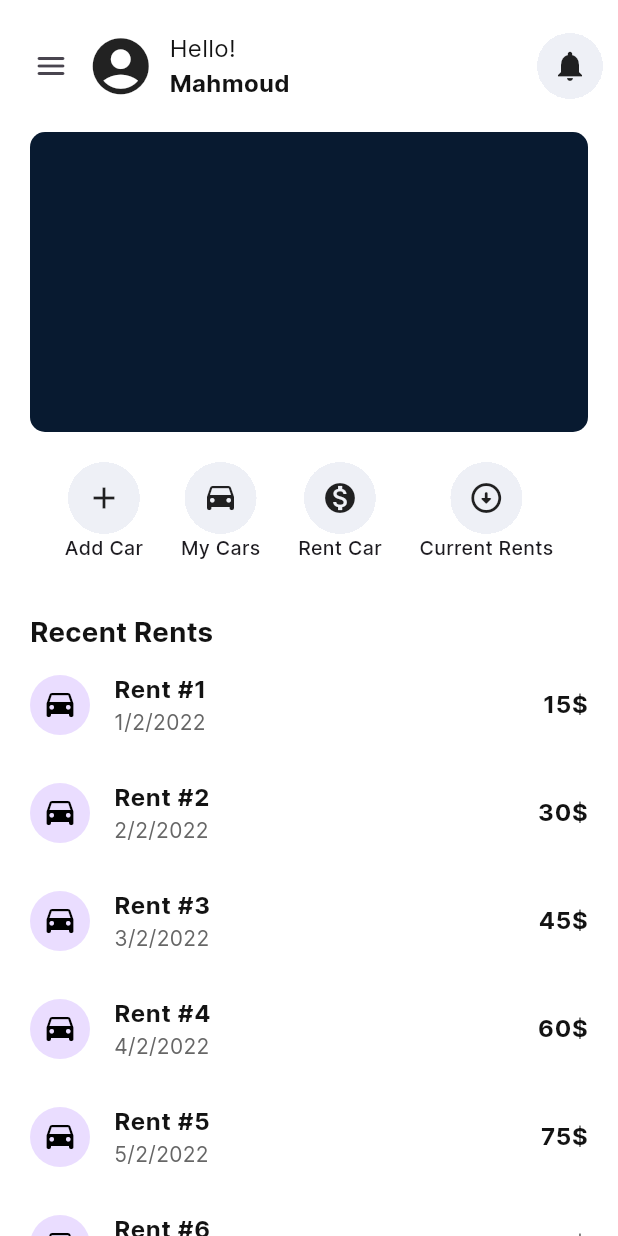
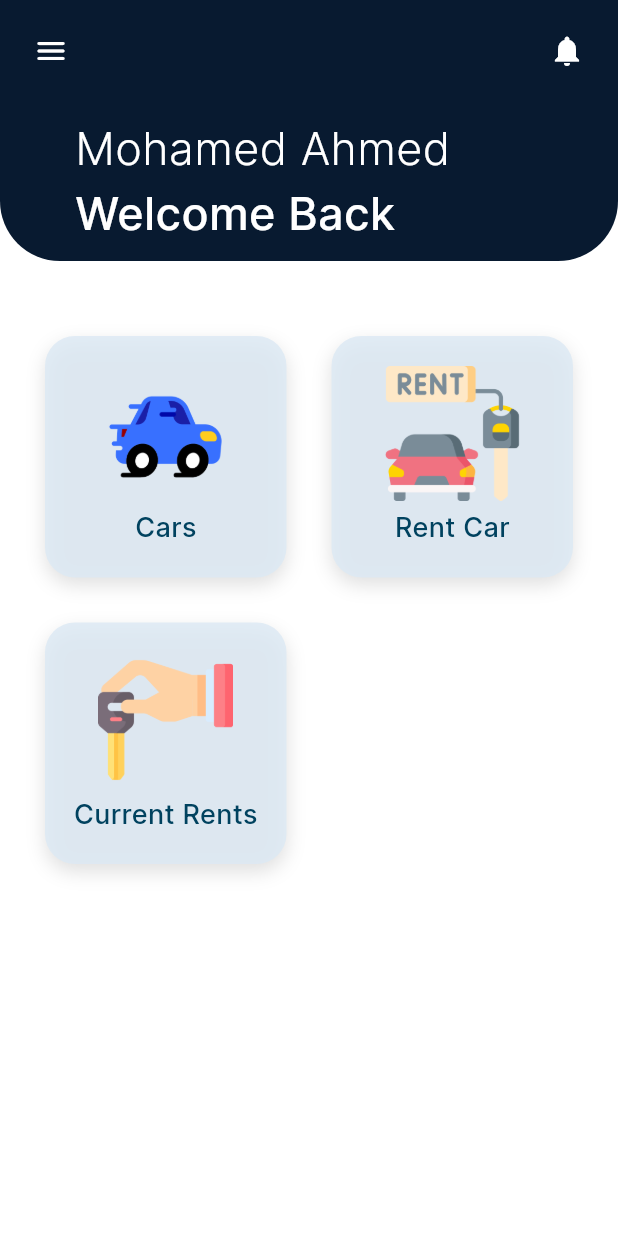
Before and after one commit to mahmoudzkhaledd/Car-Rent, a Flutter app: the HomePage screen opened directly, on a phone screen of 412 x 824 dp. Run offline on Flutter 3.47's test engine with Material 3 defaults, Android fonts, the phone set to English and light mode, and no system bars; our stand-ins replace bloc, cached_network_image, dio, dropdown_button2, firebase_core, firebase_messaging and 11 more; accounts and stored records are empty; project files that could hold a hidden picture were left out.

Commit message:
added home page new design

```diff
--- a/carrent/lib/Features/Core/Team/TeamsPage/Widgets/TeamView.dart
+++ b/carrent/lib/Features/Core/Team/TeamsPage/Widgets/TeamView.dart
@@ -69,9 +69,11 @@ class TeamView extends StatelessWidget {
           )
         else
           ...teams.map(
-            (e) => TeamWidget(team: e),
+            (e) => Padding(
+              padding: const EdgeInsets.only(bottom: 10),
+              child: TeamWidget(team: e),
+            ),
           ),
-        const Gap(50),
       ],
     );
   }
--- a/carrent/lib/Features/Core/Team/TeamsPage/Widgets/TeamWidget.dart
+++ b/carrent/lib/Features/Core/Team/TeamsPage/Widgets/TeamWidget.dart
@@ -12,14 +12,12 @@ class TeamWidget extends StatelessWidget {
   final Team team;
   @override
   Widget build(BuildContext context) {
-    return ListTile(
-      shape: RoundedRectangleBorder(
-        side: BorderSide(
-          color: AppColors.instance.borderText,
-          width: 1,
+    return Container(
+      decoration: BoxDecoration(
+        color: AppColors.instance.secondarySelect,
+        borderRadius: BorderRadius.circular(10),
       ),
-        borderRadius: BorderRadius.circular(15),
-      ),
+      child: ListTile(
         onTap: () {
           Get.to(
             () => TeamPage(
@@ -36,6 +34,7 @@ class TeamWidget extends StatelessWidget {
           style: FontStyles.p,
         ),
         trailing: const Icon(Icons.arrow_forward_ios),
+      ),
     );
   }
 }
--- a/carrent/lib/Features/Home/HomePage/View/HomePage.dart
+++ b/carrent/lib/Features/Home/HomePage/View/HomePage.dart
@@ -1,3 +1,4 @@
+import 'package:carrent/Features/Home/HomePage/View/HomePageBody2.dart';
 import 'package:flutter/material.dart';
 import 'package:flutter_bloc/flutter_bloc.dart';
 import '../Cubits/HomeCubit/home_cubit.dart';
@@ -12,7 +13,7 @@ class HomePage extends StatelessWidget {
       body: SafeArea(
         child: BlocProvider(
           create: (context) => HomeCubit(),
-          child: const HomePageBody(),
+          child: const HomePageBody2(),
         ),
       ),
     );
--- /dev/null
+++ b/carrent/lib/Features/Home/HomePage/View/HomePageBody2.dart
@@ -0,0 +1,28 @@
+import 'package:carrent/Features/Home/HomePage/View/Widgets/CustomAppBar2.dart';
+import 'package:carrent/Features/Home/HomePage/View/Widgets/OptionsList.dart';
+import 'package:carrent/Features/Home/HomePage/Widgets/CustomAppBar.dart';
+import 'package:carrent/Features/Home/HomePage/Widgets/OptionsRow.dart';
+import 'package:carrent/Features/Home/HomePage/Widgets/RecentRents.dart';
+import 'package:carrent/GeneralWidgets/AppText.dart';
+import 'package:carrent/GeneralWidgets/CustomContainer.dart';
+import 'package:carrent/Shared/AppColors.dart';
+import 'package:flutter/material.dart';
+import 'package:gap/gap.dart';
+
+class HomePageBody2 extends StatelessWidget {
+  const HomePageBody2({super.key});
+
+  @override
+  Widget build(BuildContext context) {
+    return RefreshIndicator(
+      onRefresh: () async {},
+      child: const Column(
+        children: [
+          CustomAppBar2(),
+          Gap(20),
+          OptionsList(),
+        ],
+      ),
+    );
+  }
+}
--- /dev/null
+++ b/carrent/lib/Features/Home/HomePage/View/Widgets/Category.dart
@@ -0,0 +1,64 @@
+import 'package:flutter/material.dart';
+
+class Category extends StatelessWidget {
+  Category({
+    super.key,
+    this.widget,
+    this.title,
+    required this.onTap,
+    this.color,
+    this.topLeft = 0,
+    this.topRight = 0,
+    this.bottomLeft = 0,
+    this.bottomRight = 0,
+    this.circular = 20,
+  });
+
+  final Widget? widget;
+  final Widget? title;
+  final VoidCallback onTap;
+  final Color? color;
+  final double topLeft;
+  final double topRight;
+  final double bottomLeft;
+  final double bottomRight;
+  final double circular;
+  final Color tmp = const Color.fromARGB(255, 242, 246, 248);
+
+  @override
+  Widget build(BuildContext context) {
+    return GestureDetector(
+      onTap: onTap,
+      child: Container(
+        padding: const EdgeInsets.symmetric(vertical: 20),
+        decoration: BoxDecoration(
+          color: Color.fromARGB(210, 220, 233, 244),
+          // color: tmp,
+          // color: color,
+          boxShadow: const [
+            BoxShadow(
+              color: Colors.black12,
+              blurRadius: 10,
+              offset: Offset(0, 5),
+            ),
+          ],
+          borderRadius: circular != 0
+              ? BorderRadius.circular(circular)
+              : BorderRadius.only(
+                  topLeft: Radius.circular(topLeft),
+                  topRight: Radius.circular(topRight),
+                  bottomLeft: Radius.circular(bottomLeft),
+                  bottomRight: Radius.circular(bottomRight),
+                ),
+        ),
+        child: Column(
+          mainAxisAlignment: MainAxisAlignment.spaceBetween,
+          children: [
+            if (widget != null) widget!,
+            if (title != null) title!,
+          ],
+        ),
+      ),
+    );
+  }
+}
--- /dev/null
+++ b/carrent/lib/Features/Home/HomePage/View/Widgets/CustomAppBar2.dart
@@ -0,0 +1,104 @@
+import 'package:carrent/Features/Core/Notifications/NotificationPage/View/NotificationPage.dart';
+import 'package:carrent/Features/Home/HomePage/Widgets/HomePageBottomSheet.dart';
+import 'package:carrent/GeneralWidgets/AppText.dart';
+import 'package:carrent/GeneralWidgets/CustomIconButton.dart';
+import 'package:carrent/Helper/Helper.dart';
+import 'package:carrent/Shared/AppColors.dart';
+import 'package:carrent/Shared/Fonts/FontModel.dart';
+import 'package:flutter/material.dart';
+import 'package:font_awesome_flutter/font_awesome_flutter.dart';
+import 'package:gap/gap.dart';
+import 'package:get/get.dart';
+
+class CustomAppBar2 extends StatelessWidget {
+  const CustomAppBar2({super.key});
+
+  @override
+  Widget build(BuildContext context) {
+    return Container(
+      padding: const EdgeInsets.symmetric(
+        horizontal: 10,
+        vertical: 10,
+      ),
+      width: double.infinity,
+      decoration: BoxDecoration(
+        // gradient: LinearGradient(
+        //   colors: [
+        //     Color.fromRGBO(43, 69, 100, 1),
+        //     Color.fromRGBO(8, 26, 48, 1),
+        //   ],
+        //   begin: Alignment.topLeft,
+        //   end: Alignment.bottomRight,
+        // ),
+        color: AppColors.instance.primary,
+        borderRadius: const BorderRadius.only(
+          bottomLeft: Radius.circular(40),
+          bottomRight: Radius.circular(40),
+        ),
+      ),
+      child: Column(
+        crossAxisAlignment: CrossAxisAlignment.start,
+        children: [
+          Row(
+            mainAxisAlignment: MainAxisAlignment.spaceBetween,
+            children: [
+              IconButton(
+                onPressed: () {
+                  Helper.showBottomSheetWidget(const HomePageBottomSheet());
+                },
+                icon: const Icon(
+                  Icons.menu_rounded,
+                  color: Colors.white,
+                ),
+              ),
+              IconButton(
+                onPressed: () {
+                  Get.to(() => const NotificationPage());
+                },
+                icon: const Icon(
+                  Icons.notifications,
+                  color: Colors.white,
+                ),
+              ),
+            ],
+          ),
+          Padding(
+            padding: const EdgeInsets.only(
+              left: 40,
+              right: 20,
+            ),
+            child: Column(
+              crossAxisAlignment: CrossAxisAlignment.start,
+              children: [
+                const Gap(20),
+                Row(
+                  children: [
+                    Expanded(
+                      child: AppText(
+                        "Mohamed Ahmed",
+                        style: TextStyle(
+                          color: Colors.white,
+                          fontSize: 30,
+                          fontFamily: FontFamily.light,
+                        ),
+                      ),
+                    ),
+                    const SizedBox(width: 10),
+                  ],
+                ),
+                AppText(
+                  'Welcome Back',
+                  style: TextStyle(
+                    color: Colors.white,
+                    fontSize: 30,
+                    fontFamily: FontFamily.medium,
+                  ),
+                ),
+              ],
+            ),
+          ),
+        ],
+      ),
+    );
+  }
+}
--- /dev/null
+++ b/carrent/lib/Features/Home/HomePage/View/Widgets/OptionsList.dart
@@ -0,0 +1,88 @@
+import 'package:carrent/Features/Core/Car/AddNewCar/View/AddNewCar.dart';
+import 'package:carrent/Features/Core/Car/MyCars/View/MyCars.dart';
+import 'package:carrent/Features/Core/Rents/My%20Rents/view/MyRents.dart';
+import 'package:carrent/Features/Core/Rents/RentCar/view/RentCar.dart';
+import 'package:carrent/Features/Home/HomePage/View/Widgets/Category.dart';
+import 'package:carrent/GeneralWidgets/AppText.dart';
+import 'package:carrent/Shared/Fonts/FontModel.dart';
+import 'package:flutter/material.dart';
+import 'package:get/get.dart';
+
+class OptionsList extends StatelessWidget {
+  const OptionsList({super.key});
+
+  @override
+  Widget build(BuildContext context) {
+    return Expanded(
+      child: CustomScrollView(
+        primary: false,
+        slivers: <Widget>[
+          SliverPadding(
+            padding: const EdgeInsets.all(30),
+            sliver: SliverGrid.count(
+              crossAxisSpacing: 30,
+              mainAxisSpacing: 30,
+              crossAxisCount: 2,
+              children: <Widget>[
+                Category(
+                  onTap: () {
+                    Get.to(() => const MyCarsPage());
+                  },
+                  title: AppText(
+                    'Cars',
+                    style: TextStyle(
+                      color: const Color.fromRGBO(0, 66, 95, 1),
+                      fontSize: 18,
+                      fontFamily: FontFamily.medium,
+                    ),
+                  ),
+                  widget: Image.asset(
+                    'assets/images/car1.png',
+                    width: 90,
+                  ),
+                  circular: 20,
+                ),
+                Category(
+                  onTap: () {
+                    Get.to(() => const RentCarPage());
+                  },
+                  title: AppText(
+                    'Rent Car',
+                    style: TextStyle(
+                      color: const Color.fromRGBO(0, 66, 95, 1),
+                      fontSize: 18,
+                      fontFamily: FontFamily.medium,
+                    ),
+                  ),
+                  widget: Image.asset(
+                    'assets/images/rent1.png',
+                    width: 90,
+                  ),
+                  circular: 20,
+                ),
+                Category(
+                  onTap: () {
+                    Get.to(() => const MyRentsPage());
+                  },
+                  title: AppText(
+                    'Current Rents',
+                    style: TextStyle(
+                      color: const Color.fromRGBO(0, 66, 95, 1),
+                      fontSize: 18,
+                      fontFamily: FontFamily.medium,
+                    ),
+                  ),
+                  widget: Image.asset(
+                    'assets/images/rent3.png',
+                    width: 90,
+                  ),
+                  circular: 20,
+                ),
+              ],
+            ),
+          )
+        ],
+      ),
+    );
+  }
+}
--- a/carrent/lib/GeneralWidgets/CarWidget.dart
+++ b/carrent/lib/GeneralWidgets/CarWidget.dart
@@ -4,6 +4,7 @@ import 'package:carrent/GeneralWidgets/CustomContainer.dart';
 import 'package:carrent/GeneralWidgets/SubUserDescription.dart';
 import 'package:carrent/Helper/Helper.dart';
 import 'package:carrent/Models/Car.dart';
+import 'package:carrent/Shared/AppColors.dart';
 import 'package:carrent/Shared/AppUser.dart';
 import 'package:carrent/Shared/SharedTextStyles.dart';
 import 'package:fluentui_system_icons/fluentui_system_icons.dart';
@@ -29,6 +30,8 @@ class CarWidget extends StatelessWidget {
   @override
   Widget build(BuildContext context) {
     return CustomContainer(
+      borderColor: AppColors.instance.borderText,
+      bordered: true,
       marginBottom: 15,
       verticalPadding: 15,
       horizontalPadding: 20,
--- a/carrent/lib/GeneralWidgets/CustomContainer.dart
+++ b/carrent/lib/GeneralWidgets/CustomContainer.dart
@@ -54,7 +54,7 @@ class CustomContainer extends StatelessWidget {
           borderRadius: BorderRadius.circular(borderRadius ?? 0),
           color: backColor,
           border: Border.all(
-            width: borderWidth ?? 0,
+            width: borderWidth ?? 1,
             color: bordered
                 ? borderColor ?? AppColors.instance.borderText
                 : Colors.transparent,
--- a/carrent/lib/Shared/SharedTextStyles.dart
+++ b/carrent/lib/Shared/SharedTextStyles.dart
@@ -25,7 +25,7 @@ class FontStyles {
     color: AppColors.instance.text,
   );
   static TextStyle title = TextStyle(
-    fontSize: 18.4,
+    fontSize: 20,
     fontFamily: FontFamily.bold,
     color: AppColors.instance.text,
   );
@@ -35,7 +35,7 @@ class FontStyles {
     color: AppColors.instance.text,
   );
   static TextStyle listTitle = TextStyle(
-    fontSize: 16,
+    fontSize: 18,
     fontFamily: FontFamily.bold,
     color: AppColors.instance.text,
   );
--- a/carrent/lib/main.dart
+++ b/carrent/lib/main.dart
@@ -1,5 +1,6 @@
 import 'package:carrent/Configs.dart';
 import 'package:carrent/Features/Auth/SplashScreen/View/SplashScreen.dart';
+import 'package:carrent/Features/Home/HomePage/View/HomePage.dart';
 import 'package:flutter/material.dart';
 import 'package:get/get.dart';
 
```
Also changed, not shown: carrent/assets/images/car1.png (added), carrent/assets/images/rent1.png (added), carrent/assets/images/rent2.png (added), carrent/assets/images/rent3.png (added). Lines whose indentation alone changed are shown as unchanged.
